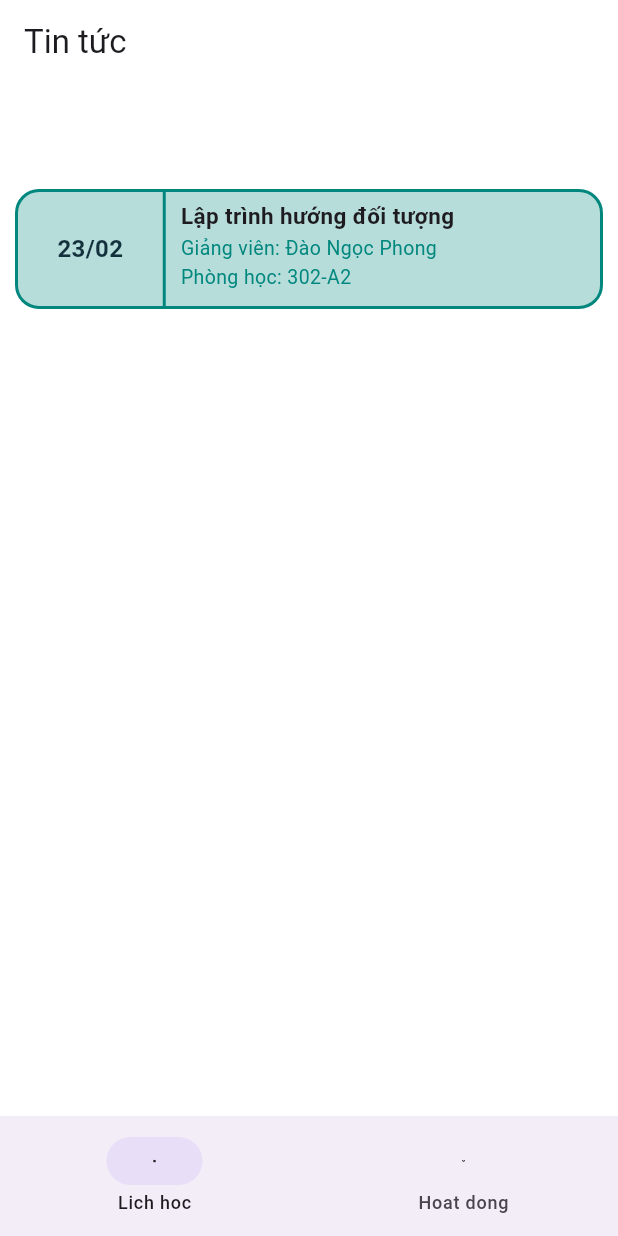
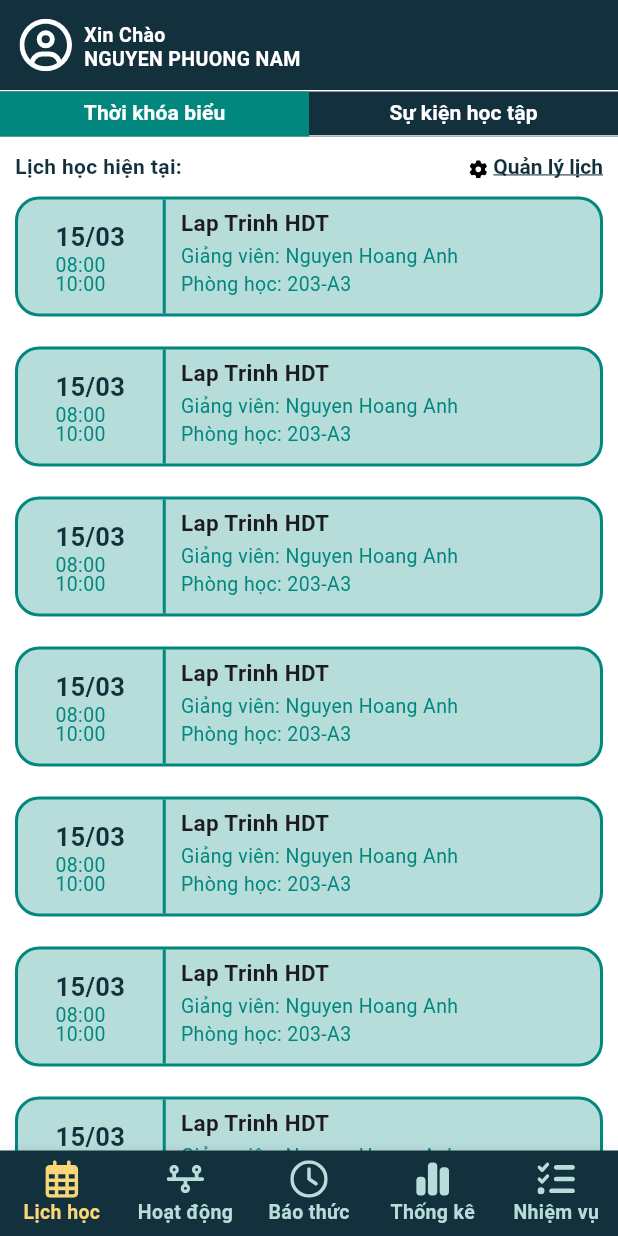
Before and after one commit to tungday/student-time-manager, a Flutter app: the screen it shows after launch, on a phone screen of 412 x 824 dp. Run offline on Flutter 3.47's test engine with Material 3 defaults, Android fonts, the phone set to English and light mode, and no system bars; our stand-ins replace flutter_svg.

Commit message:
[1] giao dien thoi khoa bieu + tabview

```diff
--- a/schedule/lib/component/schedule_item.dart
+++ b/schedule/lib/component/schedule_item.dart
@@ -7,15 +7,19 @@ class ScheduleItem extends StatelessWidget {
   final String teacher;
   final String room;
   final int fontSize;
+  final String timeIn;
+  final String timeOut;
 
-  const ScheduleItem({
-    Key? key,
+  const ScheduleItem(
+      {Key? key,
       required this.text,
       required this.subject,
       required this.teacher,
       required this.room,
       required this.fontSize,
-  }) : super(key: key);
+      required this.timeIn,
+      required this.timeOut})
+      : super(key: key);
 
   @override
   Widget build(BuildContext context) {
@@ -35,16 +39,39 @@ class ScheduleItem extends StatelessWidget {
           children: [
             Expanded(
                 flex: 1,
-              child: Text(
+                child: Center(
+                  child: Column(
+                    mainAxisAlignment: MainAxisAlignment.center,
+                    crossAxisAlignment: CrossAxisAlignment.start,
+                    children: [
+                      Text(
                         text,
                         textAlign: TextAlign.center,
                         style: TextStyle(
-                  fontSize: fontSize.toDouble(),
+                          fontSize: fontSize.toDouble() + 2,
                           fontWeight: FontWeight.w700,
                           color: AppColor.bluePrimaryColor1,
                         ),
                       ),
+                      Text(
+                        timeIn,
+                        textAlign: TextAlign.center,
+                        style: const TextStyle(
+                            height: 1,
+                            fontSize: 13,
+                            color: AppColor.bluePrimaryColor2),
                       ),
+                      Text(
+                        timeOut,
+                        textAlign: TextAlign.center,
+                        style: const TextStyle(
+                            height: 1,
+                            fontSize: 13,
+                            color: AppColor.bluePrimaryColor2),
+                      ),
+                    ],
+                  ),
+                )),
             const VerticalDivider(
               color: AppColor.bluePrimaryColor2,
               width: 2,
@@ -68,15 +95,13 @@ class ScheduleItem extends StatelessWidget {
                     Text(
                       "Giảng viên: ${(teacher)}",
                       style: const TextStyle(
-                        fontSize: 13,
-                        color: AppColor.bluePrimaryColor2
+                          fontSize: 13, color: AppColor.bluePrimaryColor2),
                     ),
+                    Text(
+                      "Phòng học: ${(room)}",
+                      style: const TextStyle(
+                          fontSize: 13, color: AppColor.bluePrimaryColor2),
                     ),
-                    Text("Phòng học: ${(room)}",
-                      style: const TextStyle(
-                          fontSize: 13,
-                          color: AppColor.bluePrimaryColor2
-                      ),),
                   ],
                 ),
               ),
--- a/schedule/lib/main.dart
+++ b/schedule/lib/main.dart
@@ -1,5 +1,6 @@
 import 'package:flutter/material.dart';
-import 'package:schedule/screen/time_table/schedule.dart';
+import 'package:schedule/screen/time_table/home_page.dart';
+import 'package:flutter/services.dart';
 
 void main() async {
   runApp(const MyApp());
--- a/schedule/lib/screen/navigation_menu/navigation_menu.dart
+++ b/schedule/lib/screen/navigation_menu/navigation_menu.dart
@@ -1,30 +1,93 @@
 import "package:flutter/material.dart";
 import "package:flutter_svg/flutter_svg.dart";
+import "package:schedule/component/app_colors.dart";
 
-class NavigationMenu extends StatelessWidget {
-  const NavigationMenu({Key? key}) : super(key: key);
+class NavigationMenu extends StatefulWidget {
+  @override
+  State<NavigationMenu> createState() => _NavigationMenuState();
+}
+
+class _NavigationMenuState extends State<NavigationMenu> {
+  // const NavigationMenu({Key? key,}) : super(key: key);
+  int _selectedIndex = 0;
+
+  void _onItemTapped(int index) {
+    setState(() {
+      _selectedIndex = index;
+    });
+  }
 
   @override
   Widget build(BuildContext context) {
-    return NavigationBar(
-      destinations: [
-        // Container(color: Colors.black12,),
-        // Container(color: Colors.deepOrange,),
-        NavigationDestination(
-            icon: SvgPicture.asset(
-              "assets/calendar_ic.svg",
-              width: 2,
-              height: 2,
-            ),
-            label: "Lich hoc"),
-        NavigationDestination(
-            icon: SvgPicture.asset(
-              "assets/timeline_ic.svg",
-              width: 2,
-              height: 2,
-            ),
-            label: "Hoat dong"),
-      ],
-    );
+    return BottomNavigationBar(
+        backgroundColor: AppColor.bluePrimaryColor1,
+        selectedItemColor: AppColor.yellowColor,
+        unselectedItemColor: AppColor.bluePrimaryColor3,
+        unselectedFontSize: 0,
+        selectedLabelStyle:
+            const TextStyle(fontSize: 13, fontWeight: FontWeight.w600),
+        unselectedLabelStyle:
+            const TextStyle(fontSize: 13, fontWeight: FontWeight.w600),
+        type: BottomNavigationBarType.fixed,
+        currentIndex: _selectedIndex,
+        onTap: _onItemTapped,
+        items: [
+          BottomNavigationBarItem(
+            backgroundColor: AppColor.bluePrimaryColor2,
+            label: "Lịch học",
+            icon: SvgPicture.asset("assets/calendar_ic.svg",
+                width: 25,
+                height: 25,
+                colorFilter: ColorFilter.mode(
+                    _selectedIndex == 0
+                        ? AppColor.yellowColor
+                        : AppColor.bluePrimaryColor3,
+                    BlendMode.srcIn)),
+          ),
+          BottomNavigationBarItem(
+            label: "Hoạt động",
+            icon: SvgPicture.asset("assets/timeline_ic.svg",
+                width: 25,
+                height: 25,
+                colorFilter: ColorFilter.mode(
+                    _selectedIndex == 1
+                        ? AppColor.yellowColor
+                        : AppColor.bluePrimaryColor3,
+                    BlendMode.srcIn)),
+          ),
+          BottomNavigationBarItem(
+            label: "Báo thức",
+            icon: SvgPicture.asset("assets/clock_ic.svg",
+                width: 25,
+                height: 25,
+                colorFilter: ColorFilter.mode(
+                    _selectedIndex == 2
+                        ? AppColor.yellowColor
+                        : AppColor.bluePrimaryColor3,
+                    BlendMode.srcIn)),
+          ),
+          BottomNavigationBarItem(
+            label: "Thống kê",
+            icon: SvgPicture.asset("assets/chart_ic.svg",
+                width: 25,
+                height: 25,
+                colorFilter: ColorFilter.mode(
+                    _selectedIndex == 3
+                        ? AppColor.yellowColor
+                        : AppColor.bluePrimaryColor3,
+                    BlendMode.srcIn)),
+          ),
+          BottomNavigationBarItem(
+            label: "Nhiệm vụ",
+            icon: SvgPicture.asset("assets/assigment_ic.svg",
+                width: 25,
+                height: 25,
+                colorFilter: ColorFilter.mode(
+                    _selectedIndex == 4
+                        ? AppColor.yellowColor
+                        : AppColor.bluePrimaryColor3,
+                    BlendMode.srcIn)),
+          )
+        ]);
   }
 }
--- a/schedule/lib/screen/time_table/du.dart
+++ /dev/null
@@ -1,17 +0,0 @@
-import 'package:flutter/cupertino.dart';
-import 'package:flutter/material.dart';
-
-class Hello extends StatefulWidget {
-  const Hello({Key? key}) : super(key: key);
-
-  @override
-  State<Hello> createState() => _HelloState();
-}
-
-class _HelloState extends State<Hello> {
-  @override
-  Widget build(BuildContext context) {
-
-    return const MaterialApp();
-  }
-}
--- /dev/null
+++ b/schedule/lib/screen/time_table/home_page.dart
@@ -0,0 +1,75 @@
+import 'package:flutter/cupertino.dart';
+import 'package:flutter/material.dart';
+import 'package:schedule/component/app_colors.dart';
+import 'package:schedule/component/schedule_item.dart';
+import 'package:schedule/screen/navigation_menu/navigation_menu.dart';
+import 'package:schedule/screen/time_table/schedule.dart';
+
+class HomePage extends StatelessWidget {
+  const HomePage({Key? key}) : super(key: key);
+
+  @override
+  Widget build(BuildContext context) {
+    return const HomePageView();
+  }
+}
+
+class HomePageView extends StatefulWidget {
+  const HomePageView({Key? key}) : super(key: key);
+
+  @override
+  State<HomePageView> createState() => _HomePageView();
+}
+
+class _HomePageView extends State<HomePageView> {
+  // late final HomeBloc _bloc;
+  // ScrollController _scrollController = ScrollController();
+
+  @override
+  void initState() {
+    // _bloc = context.read<HomeBloc>()..add(InitialHomeEvent());
+    // _scrollController = ScrollController();
+    // _scrollController.addListener(_scrollListener);
+    super.initState();
+  }
+
+  // _scrollListener() {
+  //   if (_scrollController.offset >=
+  //       _scrollController.position.maxScrollExtent - 500 &&
+  //       !_scrollController.position.outOfRange) {
+  //     if (!_bloc.state.isLoading) {
+  //       _bloc.add(LoadMoreDataEvent(_bloc.state.page + 1));
+  //     }
+  //   }
+  //   if (_scrollController.offset < -100) {
+  //     if (!_bloc.state.isLoading) {
+  //       _bloc.add(RefreshDataEvent(_bloc.state.page));
+  //     }
+  //   }
+  // }
+
+  // void _loadMoreData() async {
+  //   if (!_isLoading) {
+  //     setState(() {
+  //       _isLoading = true;
+  //     });
+  //     await Future.delayed(Duration(seconds: 1));
+  //     List<int> newContainerList = List.generate(10, (index) => index);
+  //
+  //     setState(() {
+  //       _containerList.addAll(newContainerList);
+  //       _isLoading = false;
+  //     });
+  //   }
+  // }
+
+  @override
+  Widget build(BuildContext context) {
+    return Scaffold(
+        backgroundColor: Colors.white,
+        body: SafeArea(
+          child: Schedule(),
+        ),
+        bottomNavigationBar: NavigationMenu());
+  }
+}
--- a/schedule/lib/screen/time_table/schedule.dart
+++ b/schedule/lib/screen/time_table/schedule.dart
@@ -1,120 +1,100 @@
-import 'package:flutter/cupertino.dart';
-import 'package:flutter/material.dart';
-import 'package:schedule/component/app_colors.dart';
-import 'package:schedule/component/schedule_item.dart';
-import 'package:schedule/screen/navigation_menu/navigation_menu.dart';
+import "package:flutter/material.dart";
+import "package:flutter_svg/flutter_svg.dart";
+import "package:schedule/component/app_colors.dart";
+import "package:schedule/component/schedule_item.dart";
+import "package:schedule/screen/time_table/time_table.dart";
 
-class HomePage extends StatelessWidget {
-  const HomePage({Key? key}) : super(key: key);
+class Schedule extends StatefulWidget {
+  const Schedule({Key? key}) : super(key: key);
+
+  @override
+  State<Schedule> createState() => _ScheduleState();
+}
+
+class _ScheduleState extends State<Schedule> with TickerProviderStateMixin {
+  late final TabController _tabController;
+
+  @override
+  void initState() {
+    _tabController = TabController(length: 2, vsync: this);
+    super.initState();
+  }
+
+  @override
+  void dispose() {
+    _tabController.dispose();
+    super.dispose();
+  }
 
   @override
   Widget build(BuildContext context) {
-    return const HomePageView();
+    return Container(
+        height: double.infinity,
+        child: Column(
+          children: [
+            Container(
+              height: 60,
+              color: AppColor.bluePrimaryColor1,
+              child: Row(
+                children: [
+                  const Padding(padding: EdgeInsets.only(left: 5)),
+                  IconButton(
+                      onPressed: () => {},
+                      icon: SvgPicture.asset(
+                        "assets/user_ic.svg",
+                        width: 35,
+                        height: 35,
+                        colorFilter: const ColorFilter.mode(
+                            Colors.white, BlendMode.srcIn),
+                      )),
+                  Column(
+                    mainAxisAlignment: MainAxisAlignment.center,
+                    crossAxisAlignment: CrossAxisAlignment.start,
+                    children: [
+                      const Text(
+                        "Xin Chào",
+                        style: TextStyle(color: Colors.white, fontSize: 13, fontWeight: FontWeight.w600),
+                      ),
+                      Text("NGUYEN PHUONG NAM".toUpperCase(),
+                          style: const TextStyle(
+                              color: Colors.white, fontSize: 13, height: 1, fontWeight: FontWeight.w600))
+                    ],
+                  )
+                ],
+              ),
+            ),
+            Container(
+              color: AppColor.bluePrimaryColor1,
+              margin: const EdgeInsets.only(top: 1),
+              height: 30,
+              child: TabBar.secondary(
+                  controller: _tabController,
+                  unselectedLabelColor: Colors.white,
+                  indicatorSize: TabBarIndicatorSize.tab,
+                  labelStyle: const TextStyle(
+                      color: Colors.white, fontWeight: FontWeight.w600),
+                  indicator:
+                      const BoxDecoration(color: AppColor.bluePrimaryColor2),
+                  indicatorColor: AppColor.yellowColor,
+                  tabs: const [
+                    Tab(
+                      child: Text("Thời khóa biểu"),
+                    ),
+                    Tab(
+                      child: Text("Sự kiện học tập"),
+                    )
+                  ]),
+            ),
+            Expanded(
+              child: TabBarView(controller: _tabController, children: const [
+                TimeTable(),
+                Card(
+                  margin: const EdgeInsets.all(16.0),
+                  child: Center(child: Text('SU KIEN HOC TAP')),
+                ),
+              ]),
+            )
+          ],
+        ));
   }
 }
-
-class HomePageView extends StatefulWidget {
-  const HomePageView({Key? key}) : super(key: key);
-
-  @override
-  State<HomePageView> createState() => _HomePageView();
-}
-
-class _HomePageView extends State<HomePageView> {
-  // late final HomeBloc _bloc;
-  // ScrollController _scrollController = ScrollController();
-
-  @override
-  void initState() {
-    // _bloc = context.read<HomeBloc>()..add(InitialHomeEvent());
-    // _scrollController = ScrollController();
-    // _scrollController.addListener(_scrollListener);
-    super.initState();
-  }
-
-  // _scrollListener() {
-  //   if (_scrollController.offset >=
-  //       _scrollController.position.maxScrollExtent - 500 &&
-  //       !_scrollController.position.outOfRange) {
-  //     if (!_bloc.state.isLoading) {
-  //       _bloc.add(LoadMoreDataEvent(_bloc.state.page + 1));
-  //     }
-  //   }
-  //   if (_scrollController.offset < -100) {
-  //     if (!_bloc.state.isLoading) {
-  //       _bloc.add(RefreshDataEvent(_bloc.state.page));
-  //     }
-  //   }
-  // }
-
-  // void _loadMoreData() async {
-  //   if (!_isLoading) {
-  //     setState(() {
-  //       _isLoading = true;
-  //     });
-  //     await Future.delayed(Duration(seconds: 1));
-  //     List<int> newContainerList = List.generate(10, (index) => index);
-  //
-  //     setState(() {
-  //       _containerList.addAll(newContainerList);
-  //       _isLoading = false;
-  //     });
-  //   }
-  // }
-
-  @override
-  Widget build(BuildContext context) {
-    return Scaffold(
-        backgroundColor: Colors.white,
-        appBar: AppBar(
-          title: const Text("Tin tức"),
-          // leading: IconButton(
-          //   icon: const Icon(Icons.close),
-          //   onPressed: () {
-          //     Navigator.of(context);
-          //   },
-          //   color: Colors.black,
-          // ),
-          backgroundColor: Colors.white,
-          elevation: 0,
-          // actions: [
-          //   IconButton(
-          //       onPressed: () async {
-          //         await FirebaseAuth.instance.signOut();
-          //         Navigator.popUntil(context, ModalRoute.withName('/'));
-          //
-          //       },
-          //       icon: const Icon(Icons.logout, color: Colors.black))
-          // ],
-        ),
-        body: Container(
-          height: double.infinity,
-          child: SingleChildScrollView(
-            // controller: _scrollController,
-            child: Column(children: [
-              Container(
-                height: 60,
-                alignment: Alignment.center,
-                child: ListView.builder(
-                    scrollDirection: Axis.horizontal,
-                    itemCount: 7,
-                    itemBuilder: (context, index) => Padding(
-                          padding: EdgeInsets.only(left: 10),
-                          child: Container(
-                            ///TODO
-                            width: 120,
-                          ),
-                        )),
-              ),
-              const ScheduleItem(
-                  text: "23/02",
-                  subject: "Lập trình hướng đối tượng",
-                  teacher: "Đào Ngọc Phong",
-                  room: "302-A2",
-                  fontSize: 16)
-            ]),
-          ),
-        ),
-        bottomNavigationBar: NavigationMenu());
-  }
-}
--- /dev/null
+++ b/schedule/lib/screen/time_table/time_table.dart
@@ -0,0 +1,78 @@
+import 'dart:ui';
+
+import 'package:flutter/material.dart';
+import 'package:flutter_svg/flutter_svg.dart';
+import 'package:schedule/component/app_colors.dart';
+import 'package:schedule/component/schedule_item.dart';
+
+class TimeTable extends StatefulWidget {
+  const TimeTable({Key? key}) : super(key: key);
+
+  @override
+  State<TimeTable> createState() => _TimeTableState();
+}
+
+class _TimeTableState extends State<TimeTable> {
+  @override
+  Widget build(BuildContext context) {
+    return SingleChildScrollView(
+      physics: ScrollPhysics(),
+      child: Column(
+        children: [
+          Padding(
+            padding: const EdgeInsets.only(top: 10.0, left: 10, right: 10),
+            child: Row(
+              children: [
+                const Text(
+                  "Lịch học hiện tại:",
+                  style: TextStyle(
+                      fontWeight: FontWeight.w600,
+                      color: AppColor.bluePrimaryColor1),
+                ),
+                Spacer(),
+                RichText(
+                  text: TextSpan(
+                    children: [
+                      WidgetSpan(
+                        child: Padding(
+                            padding: EdgeInsets.only(right: 4),
+                            child: SvgPicture.asset(
+                              'assets/setting_ic.svg',
+                              width: 12,
+                              height: 12,
+                            ) // Icon
+                            ),
+                      ),
+                      const TextSpan(
+                        text: 'Quản lý lịch', // Text
+                        style: TextStyle(
+                            decoration: TextDecoration.underline,
+                            color: AppColor.bluePrimaryColor1,
+                            fontWeight: FontWeight.w600),
+                      ),
+                    ],
+                  ),
+                ),
+              ],
+            ),
+          ),
+          ListView.builder(
+            physics: NeverScrollableScrollPhysics(),
+            scrollDirection: Axis.vertical,
+            shrinkWrap: true,
+            itemCount: 10,
+            itemBuilder: (context, index) => const ScheduleItem(
+              text: "15/03",
+              subject: "Lap Trinh HDT",
+              teacher: "Nguyen Hoang Anh",
+              room: "203-A3",
+              fontSize: 15,
+              timeIn: '08:00',
+              timeOut: '10:00',
+            ),
+          )
+        ],
+      ),
+    );
+  }
+}
```
Also changed, not shown: schedule/lib/screen/time_table/chuaLamXong.dart (deleted). Lines whose indentation alone changed are shown as unchanged.
